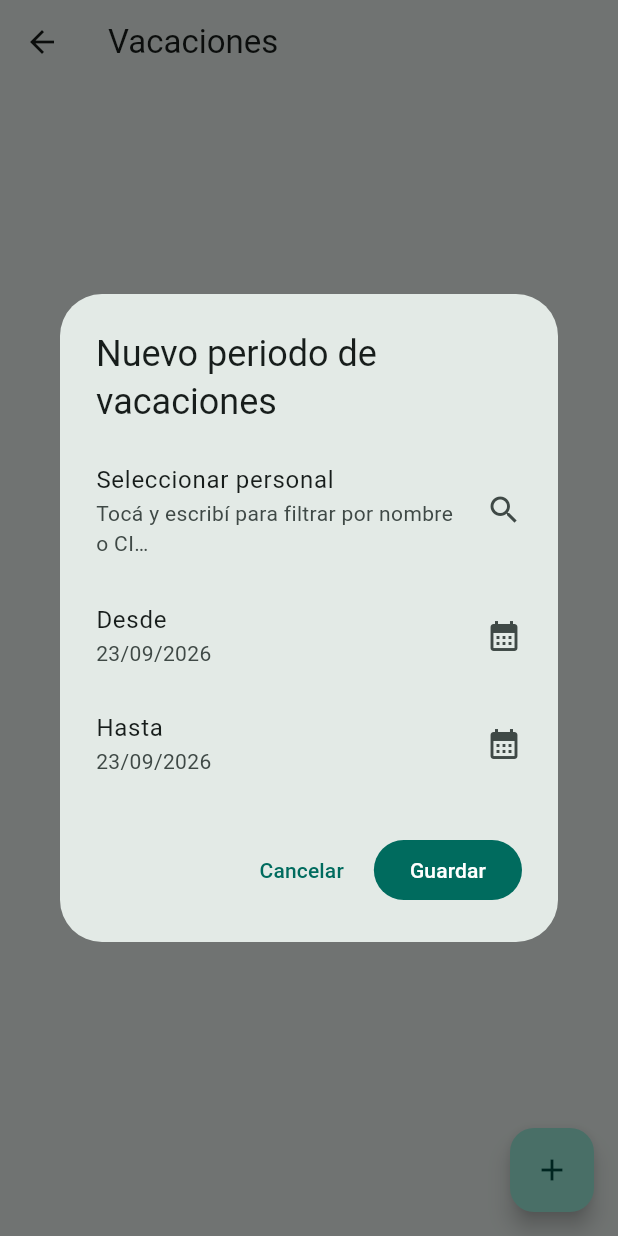
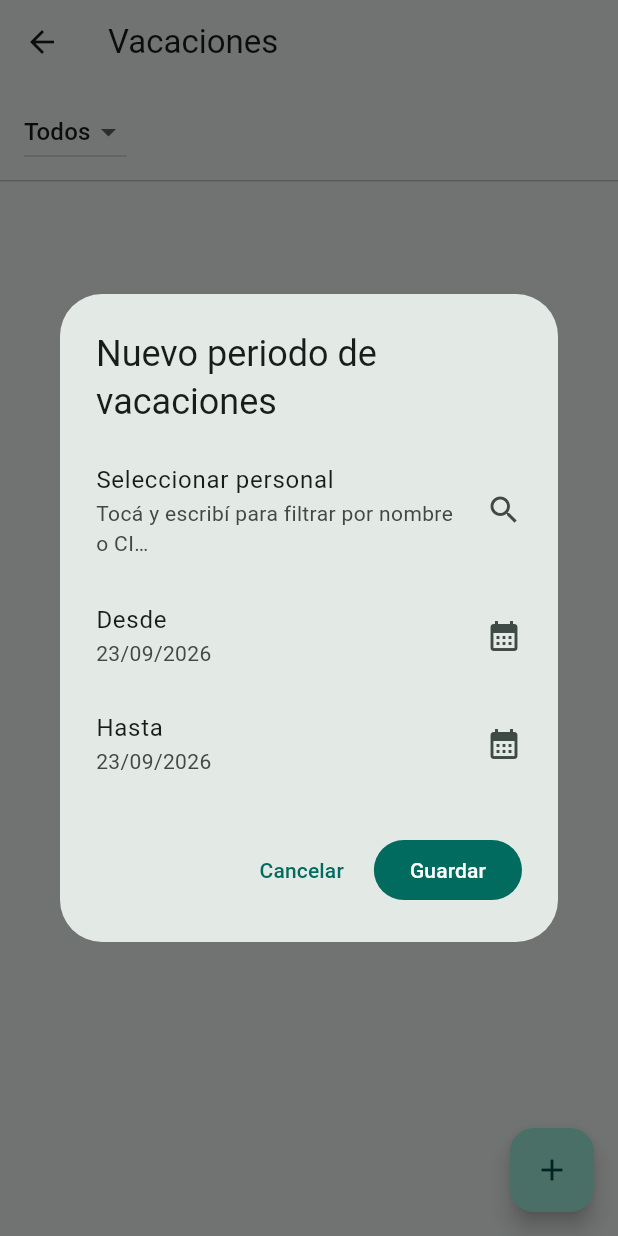
Before and after one commit to aibarrola72-blip/planilla-guardia, a Flutter app: the AusenciasScreen screen opened directly, after a tap on the "add" icon, on a phone screen of 412 x 824 dp. Run offline on Flutter 3.47's test engine with Material 3 defaults, Android fonts, the phone set to English and light mode, and no system bars; our stand-ins replace share_plus, supabase_flutter; accounts and stored records are empty.

Commit message:
Libres/Vacaciones: mismo filtro por unidad que Personal + en libres ordenar por persona (A-Z) con fechas descendentes, sin comprimir

```diff
--- a/app/lib/screens/ausencias_screen.dart
+++ b/app/lib/screens/ausencias_screen.dart
@@ -25,6 +25,8 @@ class _AusenciasScreenState extends State<AusenciasScreen> {
   String? _error;
   List<AusenciaRango> _ausencias = [];
   List<Persona> _personas = [];
+  List<Unidad> _unidades = [];
+  int? _unidadFiltro; // null = "Todos"
 
   bool get _esLibre => widget.tabla == 'libres';
 
@@ -49,11 +51,14 @@ class _AusenciasScreenState extends State<AusenciasScreen> {
       final resultados = await Future.wait([
         _svc.ausencias(widget.tabla),
         _svc.personas(incluirInactivos: true),
+        _svc.unidades(),
       ]);
       if (!mounted) return;
       setState(() {
         _ausencias = resultados[0] as List<AusenciaRango>;
         _personas = resultados[1] as List<Persona>;
+        _unidades = resultados[2] as List<Unidad>;
+        _ordenar(_ausencias);
         _cargando = false;
       });
     } catch (e) {
@@ -68,6 +73,31 @@ class _AusenciasScreenState extends State<AusenciasScreen> {
   String _nombrePersona(int id) => _personas
       .firstWhere((p) => p.id == id, orElse: () => Persona(id: id, nombre: 'ID $id', ci: '', registro: '', estado: 'ACTIVO', orden: 0))
       .nombre;
+
+  /// Libres: agrupa por persona (nombre A→Z) y dentro cada libre en su
+  /// propia fila ordenado por fecha descendente (año→mes→día).
+  /// Vacaciones: simple orden por fecha ascendente.
+  void _ordenar(List<AusenciaRango> lista) {
+    if (_esLibre) {
+      lista.sort((a, b) {
+        final n = _nombrePersona(a.personaId)
+            .toLowerCase()
+            .compareTo(_nombrePersona(b.personaId).toLowerCase());
+        if (n != 0) return n Disp define return n;
+        return b.inicio.compareTo(a.inicio); // fecha descendente
+      });
+    } else {
+      lista.sort((a, b) => a.inicio.compareTo(b.inicio));
+    }
+  }
+
+  /// Ausencias visibles según la unidad seleccionada (null = "Todos").
+  List<AusenciaRango> get _visibles {
+    if (_unidadFiltro == null) return _ausencias;
+    return _ausencias
+        .where((a) => _personas.any((p) => p.id == a.personaId && p.unidadId == _unidadFiltro))
+        .toList();
+  }
 
   Future<void> _agregar() async {
     int? personaId;
@@ -210,13 +240,33 @@ class _AusenciasScreenState extends State<AusenciasScreen> {
           ? const Center(child: CircularProgressIndicator())
           : _error != null
               ? Center(child: Text(_error!))
-              : _ausencias.isEmpty
-                  ? const Center(child: Text('Sin registros.'))
+              : Column(
+                  children: [
+                    Padding(
+                      padding: const EdgeInsets.symmetric(horizontal: 16, vertical: 8),
+                      child: Align(
+                        alignment: Alignment.centerLeft,
+                        child: DropdownButton<int?>(
+                          value: _unidadFiltro,
+                          hint: const Text('Todos'),
+                          items: [
+                            const DropdownMenuItem<int?>(value: null, child: Text('Todos')),
+                            for (final u in _unidades)
+                              DropdownMenuItem<int?>(value: u.id, child: Text(u.nombre)),
+                          ],
+                          onChanged: (v) => setState(() => _unidadFiltro = v),
+                        ),
+                      ),
+                    ),
+                    const Divider(height: 1),
+                    Expanded(
+                      child: _visibles.isEmpty
+                          ? const Center(child: Text('Sin registros en esta unidad.'))
                           : ListView.separated(
-                      itemCount: _ausencias.length,
+                              itemCount: _visibles.length,
                               separatorBuilder: (_, _) => const Divider(height: 1),
                               itemBuilder: (context, i) {
-                        final a = _ausencias[i];
+                                final a = _visibles[i];
                                 return ListTile(
                                   title: Text(_nombrePersona(a.personaId)),
                                   subtitle: Text(
@@ -231,6 +281,9 @@ class _AusenciasScreenState extends State<AusenciasScreen> {
                                 );
                               },
                             ),
+                    ),
+                  ],
+                ),
     );
   }
 }
```
Lines whose indentation alone changed are shown as unchanged.
